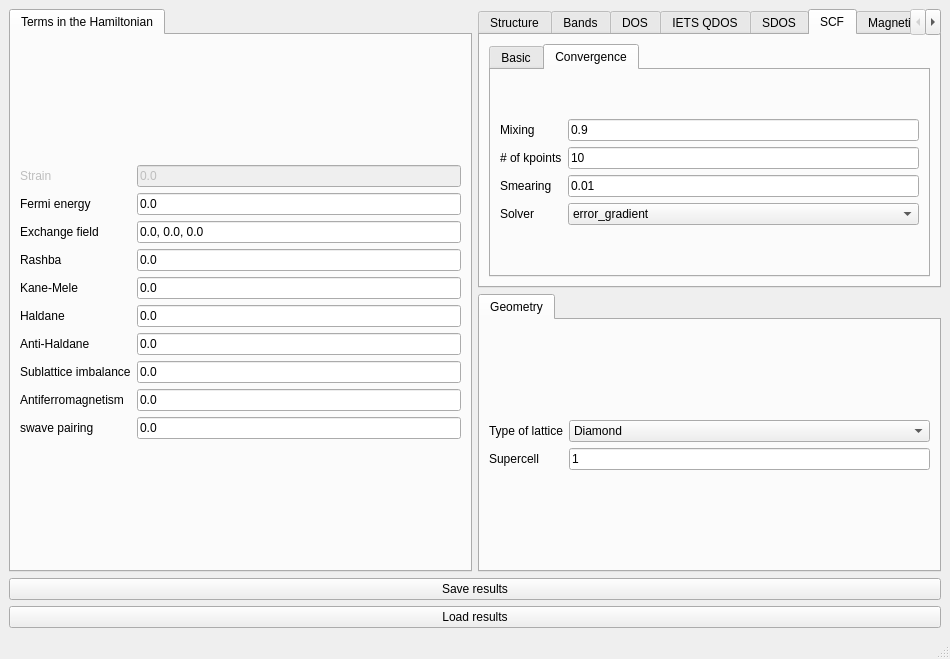
The window that interface-pyqt/3d/interface.ui (joselado/quantum-lattice) describes before a commit, drawn with Qt 5.
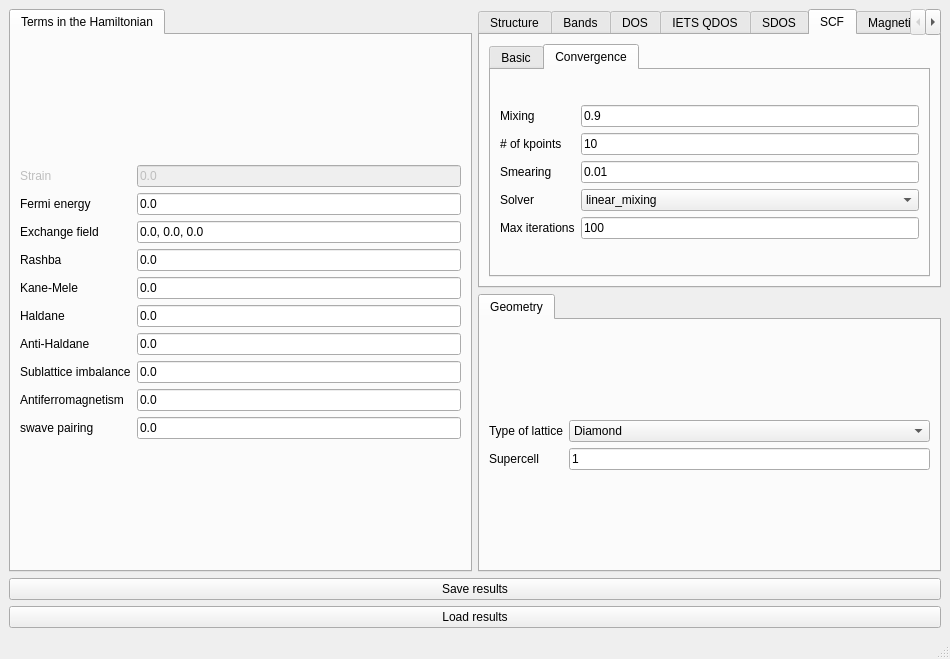
The same window after the commit. The open tabs and pages were chosen to show the change. Custom widgets are drawn as their Qt base class.

Commit message: Make linear_mixing the default SCF solver, add krylov and max iterations

The edit to the form file:
```diff
--- a/interface-pyqt/3d/interface.ui
+++ b/interface-pyqt/3d/interface.ui
@@ -684,16 +684,35 @@
                 <property name="toolTip">
                  <string>Iterative algorithm used to converge the self-consistent mean field (requires the optional jax extra; falls back to the default plain-mixing solver for a Hamiltonian with superconducting pairing)</string>
                 </property>
-                <item>
-                 <property name="text">
-                  <string>error_gradient</string>
-                 </property>
-                </item>
                 <item>
                  <property name="text">
                   <string>linear_mixing</string>
                  </property>
                 </item>
+                <item>
+                 <property name="text">
+                  <string>error_gradient</string>
+                 </property>
+                </item>
+                <item>
+                 <property name="text">
+                  <string>krylov</string>
+                 </property>
+                </item>
+               </widget>
+              </item>
+              <item row="4" column="0">
+               <widget class="BodyLabel" name="label_scf_maxite">
+                <property name="text">
+                 <string>Max iterations</string>
+                </property>
+               </widget>
+              </item>
+              <item row="4" column="1">
+               <widget class="LineEdit" name="scf_maxite">
+                <property name="text">
+                 <string>100</string>
+                </property>
                </widget>
               </item>
              </layout>
```
The commit also changes 21 other files.
